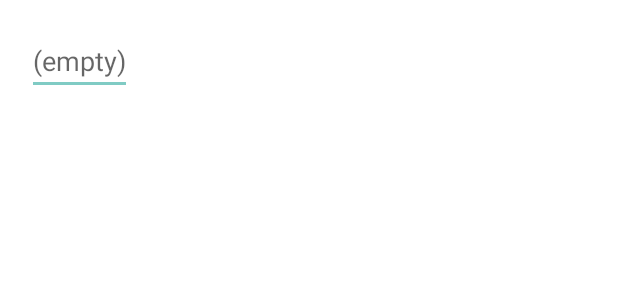
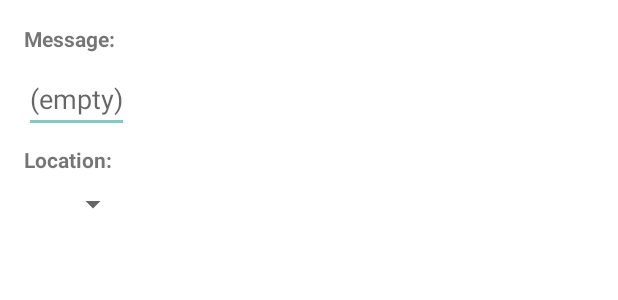
Before and after one commit to ssalabura/meltee, an Android app: the layout dialog_additional_info.xml on its own in the app's theme, with its tools: preview values and no code run, on a phone screen of 412 x 824 dp. Shown: the top 300 px of the screen. Run offline under Robolectric (Android 15) with nearby library versions, the phone set to English and light mode, and no system bars.

Commit message:
location in photo cards, minor polishing

```diff
--- a/app/src/main/AndroidManifest.xml
+++ b/app/src/main/AndroidManifest.xml
@@ -2,7 +2,9 @@
 <manifest xmlns:android="http://schemas.android.com/apk/res/android"
     package="com.ssalabura.meltee">
     <uses-feature android:name="android.hardware.camera.any" />
+
     <uses-permission android:name="android.permission.CAMERA" />
+    <uses-permission android:name="android.permission.ACCESS_FINE_LOCATION" />
 
     <application
         android:allowBackup="true"
--- a/app/src/main/java/com/ssalabura/meltee/database/PhotoCard.java
+++ b/app/src/main/java/com/ssalabura/meltee/database/PhotoCard.java
@@ -18,6 +18,7 @@ public class PhotoCard extends RealmObject {
     public long timestamp;
     public byte[] photo;
     public String message;
+    public String location;
 
     @Ignore
     public List<String> receivers;
--- a/app/src/main/java/com/ssalabura/meltee/ui/dashboard/PhotoCardViewAdapter.java
+++ b/app/src/main/java/com/ssalabura/meltee/ui/dashboard/PhotoCardViewAdapter.java
@@ -43,6 +43,9 @@ public class PhotoCardViewAdapter extends RecyclerView.Adapter<PhotoCardViewHold
         int width = Resources.getSystem().getDisplayMetrics().widthPixels;
         holder.photo.setImageBitmap(Bitmap.createScaledBitmap(BitmapTools.fromByteArray(photoCard.photo), width, width*4/3, true));
         holder.message.setText(photoCard.message);
+        if(photoCard.message == null || photoCard.message.isEmpty()) holder.message.setVisibility(View.GONE);
+        holder.location.setText(photoCard.location);
+        if(photoCard.location == null || photoCard.location.isEmpty()) holder.location.setVisibility(View.GONE);
     }
 
     @Override
--- a/app/src/main/java/com/ssalabura/meltee/ui/dashboard/PhotoCardViewHolder.java
+++ b/app/src/main/java/com/ssalabura/meltee/ui/dashboard/PhotoCardViewHolder.java
@@ -14,6 +14,7 @@ public class PhotoCardViewHolder extends RecyclerView.ViewHolder {
     public TextView timestamp;
     public ImageView photo;
     public TextView message;
+    public TextView location;
 
     public PhotoCardViewHolder(@NonNull View itemView) {
         super(itemView);
@@ -22,5 +23,6 @@ public class PhotoCardViewHolder extends RecyclerView.ViewHolder {
         this.timestamp = itemView.findViewById(R.id.textView_timestamp);
         this.photo = itemView.findViewById(R.id.imageView);
         this.message = itemView.findViewById(R.id.textView_message);
+        this.location = itemView.findViewById(R.id.textView_location);
     }
 }
--- a/app/src/main/java/com/ssalabura/meltee/ui/login/LoginActivity.java
+++ b/app/src/main/java/com/ssalabura/meltee/ui/login/LoginActivity.java
@@ -14,6 +14,7 @@ import androidx.appcompat.app.AppCompatActivity;
 import android.preference.PreferenceManager;
 import android.text.Editable;
 import android.text.TextWatcher;
+import android.util.Log;
 import android.view.View;
 import android.view.inputmethod.EditorInfo;
 import android.widget.Button;
@@ -41,7 +42,9 @@ public class LoginActivity extends AppCompatActivity {
 
         User user = MelteeRealm.getApp().currentUser();
         if(user != null && preferences.contains("username")) {
-            goToMainActivity(new AuthUserDetails(user, preferences.getString("username","")));
+            String username = preferences.getString("username","");
+            Log.d("Meltee", "Automatically logging in as " + username);
+            goToMainActivity(new AuthUserDetails(user, username));
         }
 
         setContentView(R.layout.activity_login);
--- a/app/src/main/res/layout/dialog_additional_info.xml
+++ b/app/src/main/res/layout/dialog_additional_info.xml
@@ -4,16 +4,42 @@
     android:layout_width="wrap_content"
     android:layout_height="wrap_content">
 
+    <TextView
+        android:layout_width="match_parent"
+        android:layout_height="wrap_content"
+        android:layout_marginTop="16dp"
+        android:layout_marginLeft="16dp"
+        android:layout_marginRight="16dp"
+        android:text="@string/dialog_message"
+        android:textStyle="bold" />
+
     <EditText
         android:id="@+id/dialog_message"
         android:layout_width="match_parent"
         android:layout_height="wrap_content"
-        android:layout_marginTop="18dp"
-        android:layout_marginLeft="18dp"
-        android:layout_marginRight="18dp"
-        android:layout_marginBottom="4dp"
-        android:hint="@string/hint_message">
+        android:layout_marginTop="8dp"
+        android:layout_marginLeft="16dp"
+        android:layout_marginRight="16dp"
+        android:layout_marginBottom="8dp"
+        android:hint="@string/hint_empty">
         <requestFocus/>
     </EditText>
 
+    <TextView
+        android:layout_width="match_parent"
+        android:layout_height="wrap_content"
+        android:layout_marginLeft="16dp"
+        android:layout_marginRight="16dp"
+        android:text="@string/dialog_location"
+        android:textStyle="bold" />
+
+    <Spinner
+        android:id="@+id/dialog_location"
+        android:layout_width="match_parent"
+        android:layout_height="wrap_content"
+        android:layout_marginTop="8dp"
+        android:layout_marginLeft="16dp"
+        android:layout_marginRight="16dp"
+        android:layout_marginBottom="8dp" />
+
 </LinearLayout>
--- a/app/src/main/res/values/strings.xml
+++ b/app/src/main/res/values/strings.xml
@@ -17,13 +17,15 @@
     <string name="no_receivers">No receivers selected.</string>
 
     <string name="title_add_photo">Send</string>
+    <string name="additional_info">Additional info</string>
     <string name="dialog_message">Message:</string>
+    <string name="dialog_location">Location:</string>
     <string name="dialog_receiver">Send to:</string>
     <string name="photo_success">Photo successfully sent.</string>
 
     <string name="title_friends">Friends</string>
     <string name="never">never</string>
 
-    <string name="hint_message">(empty)</string>
+    <string name="hint_empty">(empty)</string>
     <string name="error">Error:</string>
 </resources>
```
Also changed, not shown: app/src/main/java/com/ssalabura/meltee/MainActivity.java (+1 -15 lines), app/src/main/java/com/ssalabura/meltee/database/RealmNotificationManager.java (+10 -0 lines), app/src/main/java/com/ssalabura/meltee/ui/addphoto/AddPhotoFragment.java (+45 -9 lines), app/src/main/java/com/ssalabura/meltee/ui/addphoto/AdditionalInfoDialogFragment.java (+26 -4 lines), app/src/main/res/layout/cardview_photocard.xml (+14 -6 lines), 1 other file.
